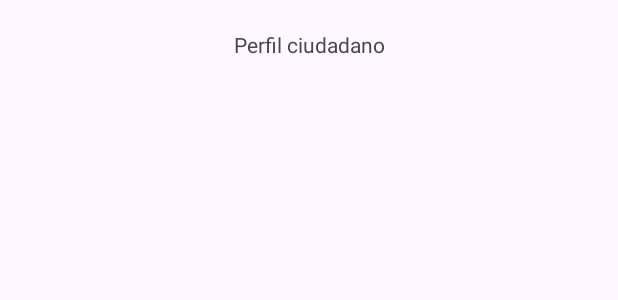
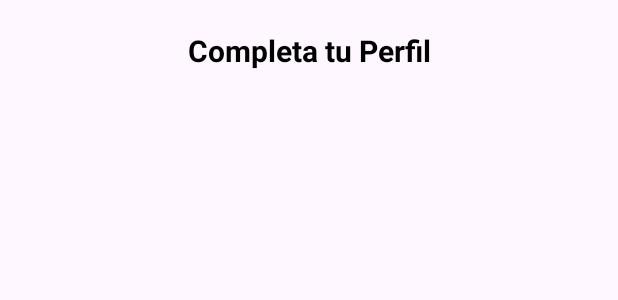
Before and after one commit to stefanodlc4/BotonPanico, an Android app: the layout activity_perfil_ciudadano.xml on its own in the app's theme, with its tools: preview values and no code run, on a phone screen of 412 x 824 dp. Shown: the top 300 px of the screen. Run offline under Robolectric (Android 15) with nearby library versions, the phone set to English and light mode, and no system bars.

Commit message:
agregado styles

```diff
--- a/app/src/main/java/com/sise/botonpanico/MainActivity.java
+++ b/app/src/main/java/com/sise/botonpanico/MainActivity.java
@@ -35,6 +35,7 @@ public class MainActivity extends AppCompatActivity {
     public void onClickPerfilCiudadano(View view){
         Intent intent = new Intent(this, PerfilCiudadanoActivity.class);
         startActivity(intent);
+        //finish();
     }
 
     @Override
--- a/app/src/main/res/layout/activity_perfil_ciudadano.xml
+++ b/app/src/main/res/layout/activity_perfil_ciudadano.xml
@@ -8,10 +8,12 @@
     tools:context=".activities.PerfilCiudadanoActivity">
 
     <TextView
+        android:id="@+id/activityperfilciudadano_tv_titulo"
         android:layout_width="wrap_content"
         android:layout_height="wrap_content"
-        android:text="Perfil ciudadano"
+        android:text="@string/activityperfilciudadano_tv_titulo"
         android:layout_marginTop="20sp"
+        style="@style/TituloPrincipal"
         app:layout_constraintEnd_toEndOf="parent"
         app:layout_constraintStart_toStartOf="parent"
         app:layout_constraintTop_toTopOf="parent" />
--- /dev/null
+++ b/app/src/main/res/values/styles.xml
@@ -0,0 +1,8 @@
+<?xml version="1.0" encoding="utf-8"?>
+<resources>
+    <style name="TituloPrincipal">
+        <item name="android:textSize">20sp</item>
+        <item name="android:textColor">@color/black</item>
+        <item name="android:textStyle">bold</item>
+    </style>
+</resources>
```
Also changed, not shown: app/src/main/res/values/strings.xml (+1 -7 lines).
